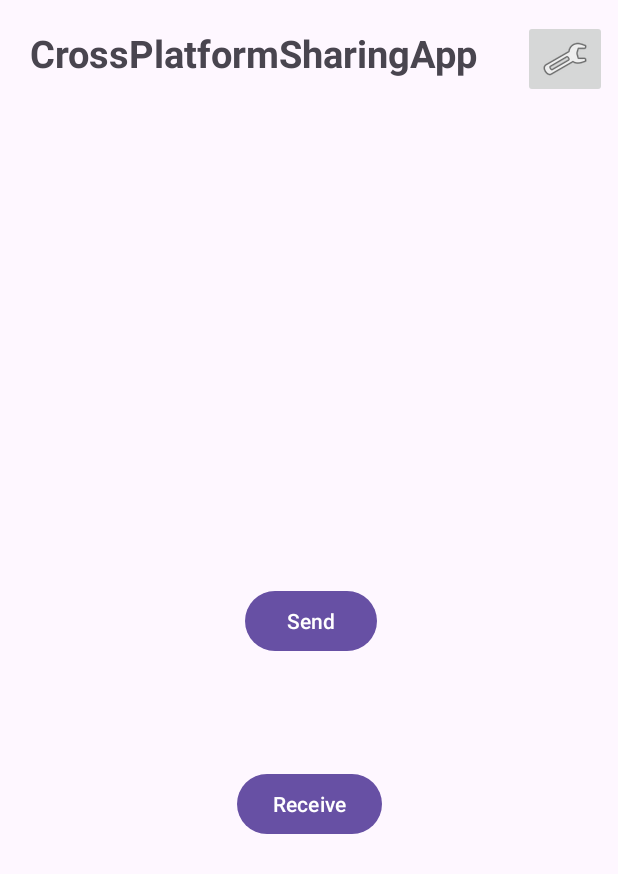
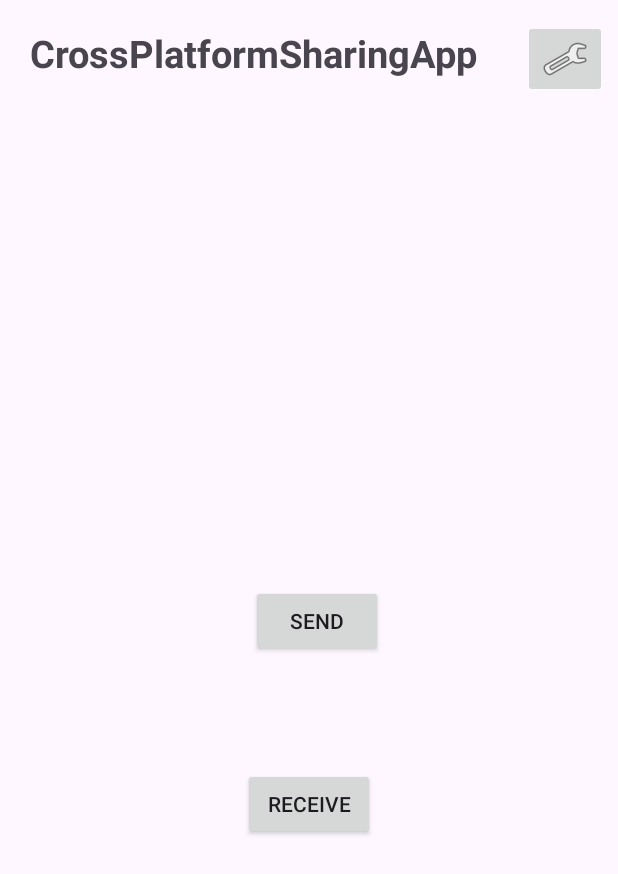
Before and after one commit to Wahid7852/datadash, an Android app: the screen it shows after launch (MainActivity), on a phone screen of 412 x 824 dp. Shown: the top 874 px of the screen. Run offline under Robolectric (Android 15) with nearby library versions, the phone set to English and light mode, and no system bars.

Commit message:
bugfix
fixed the activity changing code

```diff
--- a/Android-app/app/src/main/AndroidManifest.xml
+++ b/Android-app/app/src/main/AndroidManifest.xml
@@ -21,6 +21,9 @@
                 <category android:name="android.intent.category.LAUNCHER" />
             </intent-filter>
         </activity>
+        <activity android:name=".Send_files"/>
+        <activity android:name=".Receive_files"/>
+
     </application>
 
 </manifest>
--- a/Android-app/app/src/main/res/layout/activity_main.xml
+++ b/Android-app/app/src/main/res/layout/activity_main.xml
@@ -7,23 +7,25 @@
     android:layout_height="match_parent"
     tools:context=".MainActivity">
 
-    <Button
+    <androidx.appcompat.widget.AppCompatButton
         android:id="@+id/send"
         android:layout_width="wrap_content"
         android:layout_height="wrap_content"
         android:layout_marginStart="5dp"
         android:layout_marginBottom="74dp"
         android:text="Send"
+        android:onClick="send_files"
         app:layout_constraintBottom_toTopOf="@+id/receive"
         app:layout_constraintStart_toStartOf="@+id/receive"
         app:layout_constraintTop_toBottomOf="@+id/title" />
 
-    <Button
+    <androidx.appcompat.widget.AppCompatButton
         android:id="@+id/receive"
         android:layout_width="wrap_content"
         android:layout_height="wrap_content"
         android:layout_marginBottom="264dp"
         android:text="Receive"
+        android:onClick="receive_files"
         app:layout_constraintBottom_toBottomOf="parent"
         app:layout_constraintEnd_toEndOf="parent"
         app:layout_constraintStart_toStartOf="parent"
```
